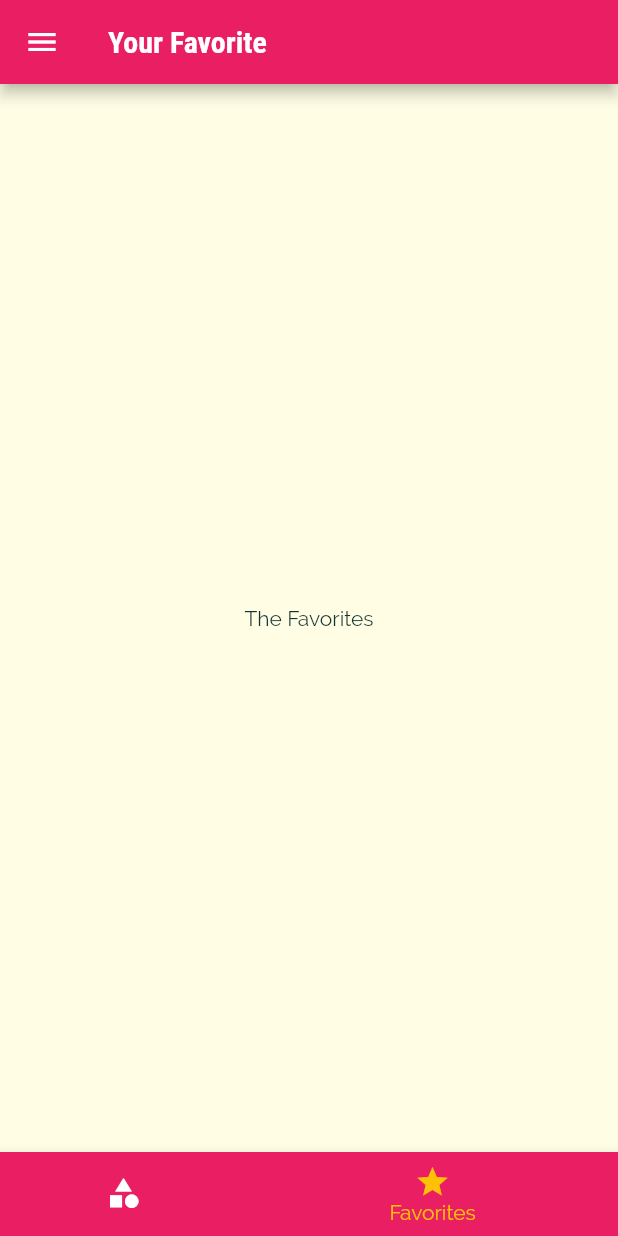
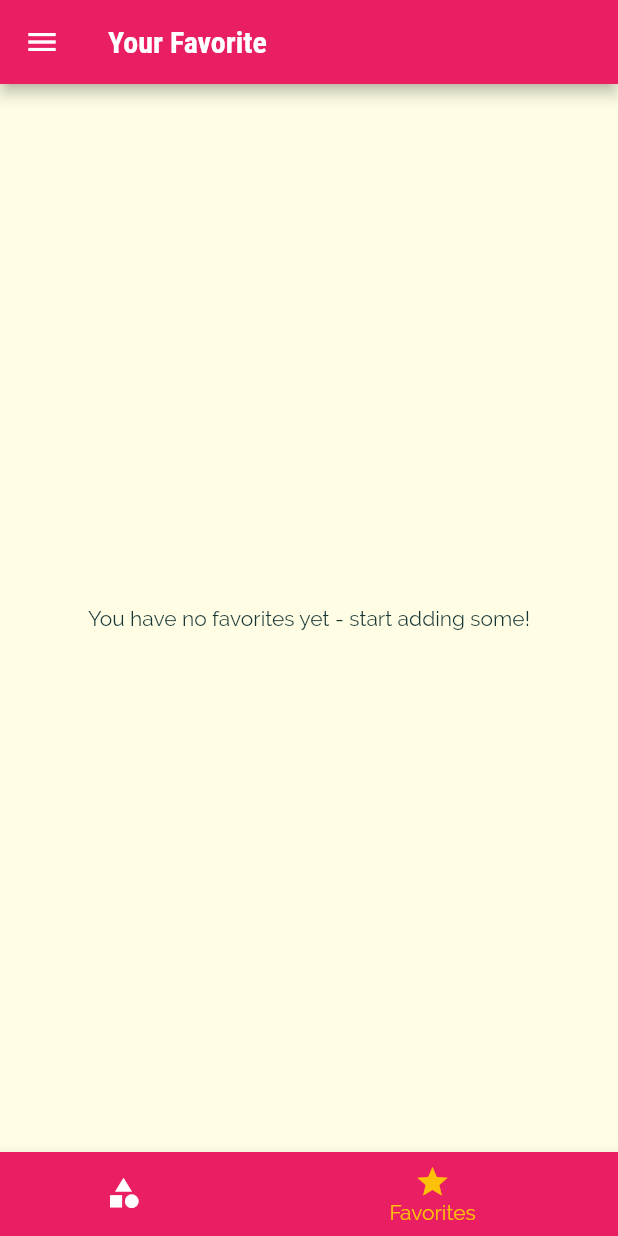
Before and after one commit to nguyenthegiang/learnFlutter-MealsApp, a Flutter app: the screen it shows after launch, item 2 of the bottom bar chosen, on a phone screen of 412 x 824 dp. Run offline on Flutter 3.47's test engine with Material 2 defaults, Android fonts, the phone set to English and light mode, and no system bars.

Commit message:
Final Lecture

```diff
--- a/lib/main.dart
+++ b/lib/main.dart
@@ -28,6 +28,9 @@ class _MyAppState extends State<MyApp> {
 
   List<Meal> _availableMeals = DUMMY_MEALS;
 
+  //List để lưu các favorite meal
+  List<Meal> _favoriteMeals = [];
+
   //gọi đến hàm này khi ng dùng nhấn Save ở trong filterScreen -> update các giá trị filter
   void _setFilters(Map<String, bool> filterData) {
     setState(() {
@@ -50,6 +53,32 @@ class _MyAppState extends State<MyApp> {
         return true;
       }).toList();
     });
+  }
+
+  //function để thêm/bỏ 1 favorite meal
+  void _toggleFavorite(String mealId) {
+    //tìm meal này trong list meal
+    final existingIndex =
+        _favoriteMeals.indexWhere((meal) => meal.id == mealId);
+    //nếu tìm thấy -> xóa khỏi list
+    if (existingIndex >= 0) {
+      setState(() {
+        _favoriteMeals.removeAt(existingIndex);
+      });
+    }
+    //nếu ko tìm thấy -> thêm vào list
+    else {
+      setState(() {
+        _favoriteMeals.add(
+          DUMMY_MEALS.firstWhere((meal) => meal.id == mealId),
+        );
+      });
+    }
+  }
+
+  //function check xem 1 meal có phải favorite ko
+  bool _isMealFavorite(String id) {
+    return _favoriteMeals.any((meal) => meal.id == id);
   }
 
   @override
@@ -77,10 +106,11 @@ class _MyAppState extends State<MyApp> {
       //home: CategoriesScreen(),
       initialRoute: '/',
       routes: {
-        '/': (ctx) => TabsScreen(),
+        '/': (ctx) => TabsScreen(_favoriteMeals),
         CategoryMealsScreen.routeName: (ctx) =>
             CategoryMealsScreen(_availableMeals),
-        MealDetailScreen.routeName: (ctx) => MealDetailScreen(),
+        MealDetailScreen.routeName: (ctx) =>
+            MealDetailScreen(_toggleFavorite, _isMealFavorite),
         FiltersScreen.routeName: (ctx) => FiltersScreen(_filters, _setFilters),
       },
       //Đoạn code này bị lỗi và ko có tác dụng gì
--- a/lib/screens/category_meals_screen.dart
+++ b/lib/screens/category_meals_screen.dart
@@ -65,7 +65,6 @@ class _CategoryMealsScreenState extends State<CategoryMealsScreen> {
             affordability: displayMeals[index].affordability,
             complexity: displayMeals[index].complexity,
             duration: displayMeals[index].duration,
-            removeItem: _removeMeal,
           );
         },
         itemCount: displayMeals.length,
--- a/lib/screens/favorites_screen.dart
+++ b/lib/screens/favorites_screen.dart
@@ -1,12 +1,34 @@
 import 'package:flutter/material.dart';
 
+import '../widgets/meal_item.dart';
+import '../models/meal.dart';
+
 class FavoriesScreen extends StatelessWidget {
-  const FavoriesScreen({Key? key}) : super(key: key);
+  final List<Meal> favoriteMeals;
+
+  FavoriesScreen(this.favoriteMeals);
 
   @override
   Widget build(BuildContext context) {
-    return Center(
-      child: Text('The Favorites'),
-    );
+    //hiển thị list các favorite meals, nếu ko có gì thì hiển thị text
+    if (favoriteMeals.isEmpty) {
+      return const Center(
+        child: Text('You have no favorites yet - start adding some!'),
+      );
+    } else {
+      return ListView.builder(
+        itemBuilder: (ctx, index) {
+          return MealItem(
+            id: favoriteMeals[index].id,
+            title: favoriteMeals[index].title,
+            imageUrl: favoriteMeals[index].imageUrl,
+            affordability: favoriteMeals[index].affordability,
+            complexity: favoriteMeals[index].complexity,
+            duration: favoriteMeals[index].duration,
+          );
+        },
+        itemCount: favoriteMeals.length,
+      );
+    }
   }
 }
--- a/lib/screens/tabs_screen.dart
+++ b/lib/screens/tabs_screen.dart
@@ -1,29 +1,38 @@
 import 'package:flutter/material.dart';
 
+import '../models/meal.dart';
 import '../widgets/main_drawer.dart';
 import './favorites_screen.dart';
 import './categories_screen.dart';
 
 class TabsScreen extends StatefulWidget {
-  const TabsScreen({Key? key}) : super(key: key);
+  final List<Meal> favoriteMeals;
+
+  TabsScreen(this.favoriteMeals);
 
   @override
   _TabsScreenState createState() => _TabsScreenState();
 }
 
 class _TabsScreenState extends State<TabsScreen> {
-  final List<Map<String, Object>> _pages = [
+  late List<Map<String, Object>> _pages;
+
+  int _selectedPageIndex = 0;
+
+  @override
+  void initState() {
+    _pages = [
       {
         'page': const CategoriesScreen(),
         'title': 'Categories',
       },
       {
-      'page': const FavoriesScreen(),
+        'page': FavoriesScreen(widget.favoriteMeals),
         'title': 'Your Favorite',
       },
     ];
-
-  int _selectedPageIndex = 0;
+    super.initState();
+  }
 
   void _selectPage(int index) {
     setState(() {
--- a/lib/widgets/meal_item.dart
+++ b/lib/widgets/meal_item.dart
@@ -10,7 +10,6 @@ class MealItem extends StatelessWidget {
   final int duration;
   final Complexity complexity;
   final Affordability affordability;
-  final Function removeItem;
 
   MealItem({
     required this.id,
@@ -19,7 +18,6 @@ class MealItem extends StatelessWidget {
     required this.affordability,
     required this.complexity,
     required this.duration,
-    required this.removeItem,
   });
 
   //getter để in ra text cho giá trị Enum
@@ -59,7 +57,7 @@ class MealItem extends StatelessWidget {
     )
         .then((result) {
       if (result != null) {
-        removeItem(result);
+        //removeItem(result);
       }
     });
   }
```
Also changed, not shown: lib/screens/meal_detai_screen.dart (+9 -4 lines). Lines whose indentation alone changed are shown as unchanged.
